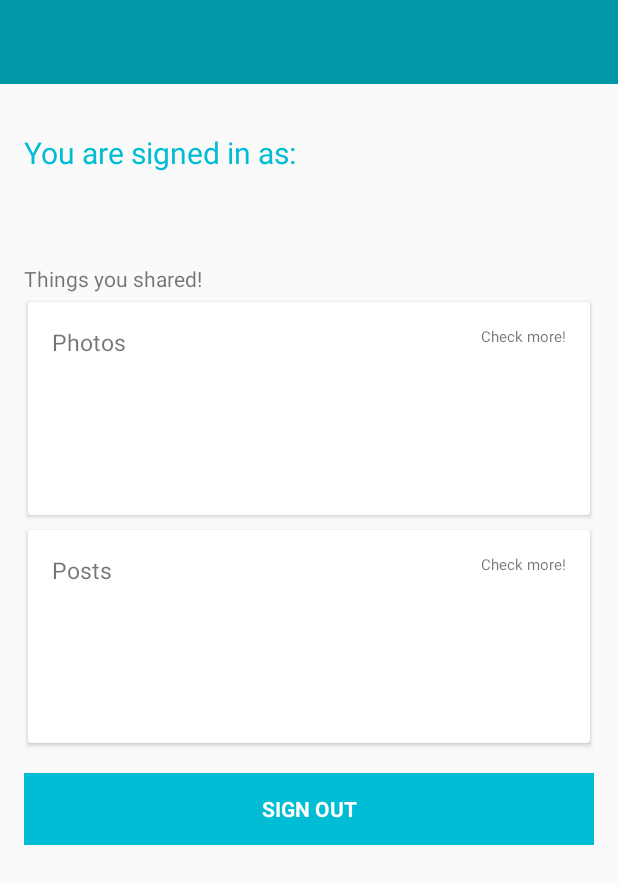
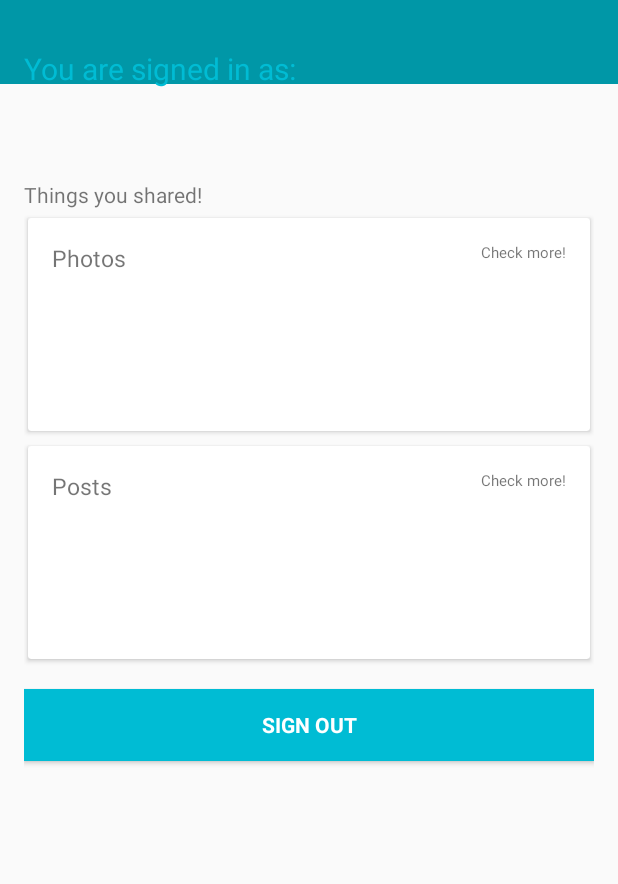
Before and after one commit to GokulapriyaM/loco, an Android app: the layout activity_profile.xml on its own in the app's theme, with its tools: preview values and no code run, on a phone screen of 412 x 824 dp. Shown: the top 884 px of the screen. Run offline under Robolectric (Android 15) with nearby library versions, the phone set to English and light mode, and no system bars.

Commit message:
made layouts scrollable

```diff
--- a/app/src/main/res/layout/activity_profile.xml
+++ b/app/src/main/res/layout/activity_profile.xml
@@ -22,6 +22,11 @@
             app:popupTheme="@style/AppTheme.PopupOverlay" />
 
     </android.support.design.widget.AppBarLayout>
+
+    <android.support.v4.widget.NestedScrollView xmlns:android="http://schemas.android.com/apk/res/android"
+        android:layout_width="match_parent"
+        android:layout_height="match_parent"
+        android:fillViewport="true">
 
     <LinearLayout
         android:layout_width="match_parent"
@@ -214,4 +219,6 @@
 
     </LinearLayout>
 
+    </android.support.v4.widget.NestedScrollView>
+
 </android.support.design.widget.CoordinatorLayout>
--- a/app/src/main/res/layout/activity_start.xml
+++ b/app/src/main/res/layout/activity_start.xml
@@ -1,4 +1,8 @@
 <?xml version="1.0" encoding="utf-8"?>
+<ScrollView xmlns:android="http://schemas.android.com/apk/res/android"
+    android:layout_width="match_parent"
+    android:layout_height="match_parent"
+    android:fillViewport="true">
 <RelativeLayout xmlns:android="http://schemas.android.com/apk/res/android"
     xmlns:app="http://schemas.android.com/apk/res-auto"
     xmlns:tools="http://schemas.android.com/tools"
@@ -176,3 +180,4 @@
 
 
 </RelativeLayout>
+</ScrollView>
```
